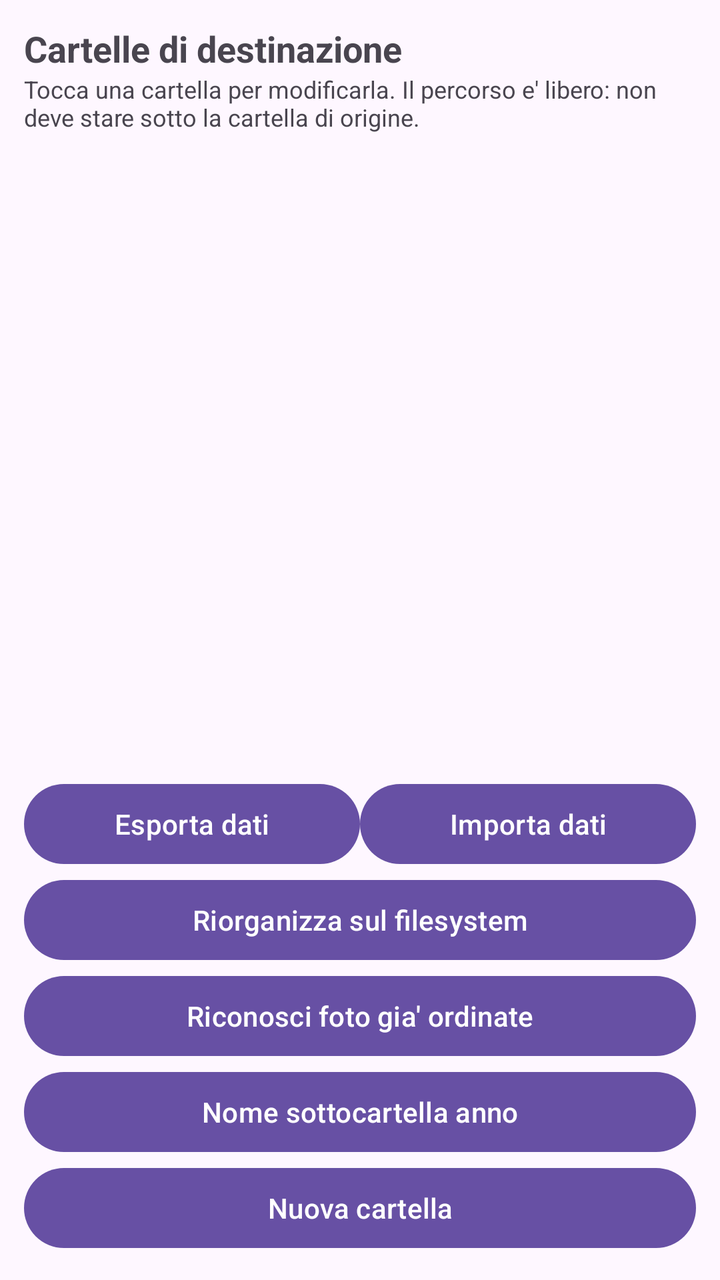
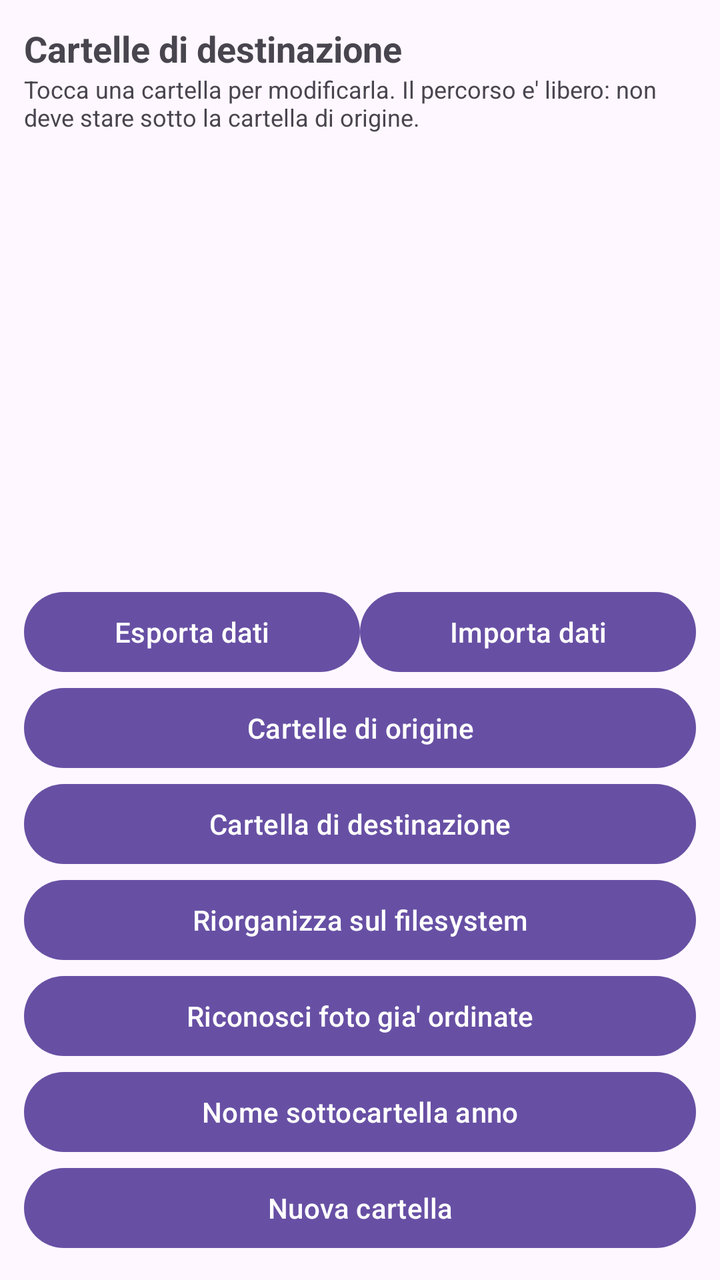

Two renders of the same Android screen: before a commit and after it. Below are the layout's source before the change and the commit's diff.
<!-- AndroidManifest.xml: application theme Theme.Fotosistemis -->
<!-- res/layout/activity_destinations.xml -->
<?xml version="1.0" encoding="utf-8"?>
<LinearLayout xmlns:android="http://schemas.android.com/apk/res/android"
    android:id="@+id/destinationsRoot"
    android:layout_width="match_parent"
    android:layout_height="match_parent"
    android:orientation="vertical"
    android:padding="12dp">

    <TextView
        android:layout_width="match_parent"
        android:layout_height="wrap_content"
        android:text="@string/destinations_title"
        android:textSize="18sp"
        android:textStyle="bold" />

    <TextView
        android:layout_width="match_parent"
        android:layout_height="wrap_content"
        android:layout_marginBottom="8dp"
        android:text="@string/destinations_hint"
        android:textSize="12sp" />

    <ListView
        android:id="@+id/destinationList"
        android:layout_width="match_parent"
        android:layout_height="0dp"
        android:layout_weight="1" />

    <LinearLayout
        android:layout_width="match_parent"
        android:layout_height="wrap_content"
        android:orientation="horizontal">

        <Button
            android:id="@+id/exportButton"
            android:layout_width="0dp"
            android:layout_height="wrap_content"
            android:layout_weight="1"
            android:text="@string/action_export" />

        <Button
            android:id="@+id/importButton"
            android:layout_width="0dp"
            android:layout_height="wrap_content"
            android:layout_weight="1"
            android:text="@string/action_import" />
    </LinearLayout>

    <Button
        android:id="@+id/reorganizeButton"
        android:layout_width="match_parent"
        android:layout_height="wrap_content"
        android:text="@string/action_reorganize" />

    <Button
        android:id="@+id/adoptButton"
        android:layout_width="match_parent"
        android:layout_height="wrap_content"
        android:text="@string/action_adopt" />

    <Button
        android:id="@+id/patternButton"
        android:layout_width="match_parent"
        android:layout_height="wrap_content"
        android:text="@string/pattern_title" />

    <Button
        android:id="@+id/addDestinationButton"
        android:layout_width="match_parent"
        android:layout_height="wrap_content"
        android:text="@string/destination_new" />
</LinearLayout>
<!-- resources referenced by this layout -->
<resources>
  <string name="action_adopt">Riconosci foto gia\' ordinate</string>
  <string name="action_export">Esporta dati</string>
  <string name="action_import">Importa dati</string>
  <string name="action_reorganize">Riorganizza sul filesystem</string>
  <string name="destination_new">Nuova cartella</string>
  <string name="destinations_hint">Tocca una cartella per modificarla. Il percorso e\' libero: non deve stare sotto la cartella di origine.</string>
  <string name="destinations_title">Cartelle di destinazione</string>
  <string name="pattern_title">Nome sottocartella anno</string>
  <style name="Theme.Fotosistemis" parent="Base.Theme.Fotosistemis" />
  <style name="Base.Theme.Fotosistemis" parent="Theme.Material3.DayNight.NoActionBar">
          
          
      </style>
</resources>

<!-- the commit's change to res/layout/activity_destinations.xml (unified diff, before → after) -->
@@ -47,6 +47,18 @@
     </LinearLayout>
 
     <Button
+        android:id="@+id/sourceRootsButton"
+        android:layout_width="match_parent"
+        android:layout_height="wrap_content"
+        android:text="@string/action_source_roots" />
+
+    <Button
+        android:id="@+id/destinationRootButton"
+        android:layout_width="match_parent"
+        android:layout_height="wrap_content"
+        android:text="@string/action_destination_root" />
+
+    <Button
         android:id="@+id/reorganizeButton"
         android:layout_width="match_parent"
         android:layout_height="wrap_content"
<!-- resource entries referenced after the edit -->
@@ -1,9 +1,11 @@
 <!-- resources referenced by this layout -->
 <resources>
   <string name="action_adopt">Riconosci foto gia\' ordinate</string>
+  <string name="action_destination_root">Cartella di destinazione</string>
   <string name="action_export">Esporta dati</string>
   <string name="action_import">Importa dati</string>
   <string name="action_reorganize">Riorganizza sul filesystem</string>
+  <string name="action_source_roots">Cartelle di origine</string>
   <string name="destination_new">Nuova cartella</string>
   <string name="destinations_hint">Tocca una cartella per modificarla. Il percorso e\' libero: non deve stare sotto la cartella di origine.</string>
   <string name="destinations_title">Cartelle di destinazione</string>
